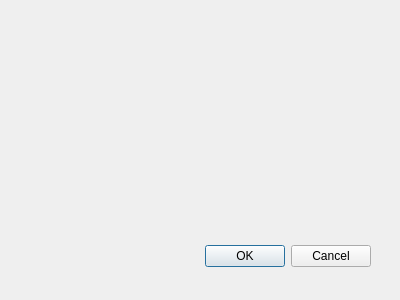
Old version of the form chooselocation.ui in the repository ajusa/1504scout.
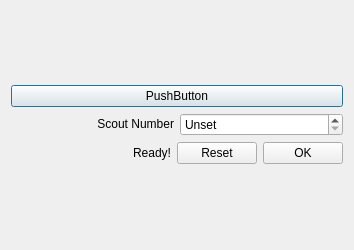
New version of the form.

Patch:
```diff
--- a/chooselocation.ui
+++ b/chooselocation.ui
@@ -3,34 +3,117 @@
  <comment/>
  <exportmacro/>
  <class>chooseLocation</class>
- <widget name="chooseLocation" class="QDialog">
+ <widget class="QDialog" name="chooseLocation">
+  <property name="windowModality">
+   <enum>Qt::ApplicationModal</enum>
+  </property>
+  <property name="enabled">
+   <bool>true</bool>
+  </property>
   <property name="geometry">
    <rect>
     <x>0</x>
     <y>0</y>
-    <width>400</width>
-    <height>300</height>
+    <width>354</width>
+    <height>250</height>
    </rect>
   </property>
   <property name="windowTitle">
    <string>Dialog</string>
   </property>
-  <widget name="buttonBox" class="QDialogButtonBox">
-   <property name="geometry">
-    <rect>
-     <x>30</x>
-     <y>240</y>
-     <width>341</width>
-     <height>32</height>
-    </rect>
-   </property>
-   <property name="orientation">
-    <enum>Qt::Horizontal</enum>
-   </property>
-   <property name="standardButtons">
-    <set>QDialogButtonBox::Cancel|QDialogButtonBox::Ok</set>
-   </property>
-  </widget>
+  <property name="styleSheet">
+   <string notr="true">font: 22pt &quot;Verdana&quot;;</string>
+  </property>
+  <property name="modal">
+   <bool>true</bool>
+  </property>
+  <layout class="QGridLayout" name="gridLayout">
+   <item row="0" column="0">
+    <layout class="QVBoxLayout" name="verticalLayout">
+     <item>
+      <widget class="QPushButton" name="rootButton">
+       <property name="text">
+        <string>PushButton</string>
+       </property>
+      </widget>
+     </item>
+     <item>
+      <layout class="QHBoxLayout" name="horizontalLayout">
+       <item>
+        <widget class="QLabel" name="numberLabel">
+         <property name="minimumSize">
+          <size>
+           <width>0</width>
+           <height>0</height>
+          </size>
+         </property>
+         <property name="text">
+          <string>&lt;html&gt;&lt;head/&gt;&lt;body&gt;&lt;p align=&quot;right&quot;&gt;Scout Number&lt;/p&gt;&lt;/body&gt;&lt;/html&gt;</string>
+         </property>
+        </widget>
+       </item>
+       <item>
+        <widget class="QSpinBox" name="numberBox">
+         <property name="specialValueText">
+          <string>Unset</string>
+         </property>
+         <property name="minimum">
+          <number>0</number>
+         </property>
+         <property name="maximum">
+          <number>100</number>
+         </property>
+         <property name="value">
+          <number>0</number>
+         </property>
+        </widget>
+       </item>
+      </layout>
+     </item>
+     <item>
+      <layout class="QHBoxLayout" name="horizontalLayout_2">
+       <item>
+        <spacer name="horizontalSpacer">
+         <property name="orientation">
+          <enum>Qt::Horizontal</enum>
+         </property>
+         <property name="sizeType">
+          <enum>QSizePolicy::Expanding</enum>
+         </property>
+         <property name="sizeHint" stdset="0">
+          <size>
+           <width>40</width>
+           <height>20</height>
+          </size>
+         </property>
+        </spacer>
+       </item>
+       <item>
+        <widget class="QLabel" name="readyLabel">
+         <property name="text">
+          <string>Ready!</string>
+         </property>
+        </widget>
+       </item>
+       <item>
+        <widget class="QPushButton" name="resetButton">
+         <property name="text">
+          <string>Reset</string>
+         </property>
+        </widget>
+       </item>
+       <item>
+        <widget class="QPushButton" name="OKButton">
+         <property name="text">
+          <string>OK</string>
+         </property>
+        </widget>
+       </item>
+      </layout>
+     </item>
+    </layout>
+   </item>
+  </layout>
  </widget>
  <pixmapfunction/>
  <resources/>
```
Left out of the diff: 42 changed lines with no effect on the pictures.
